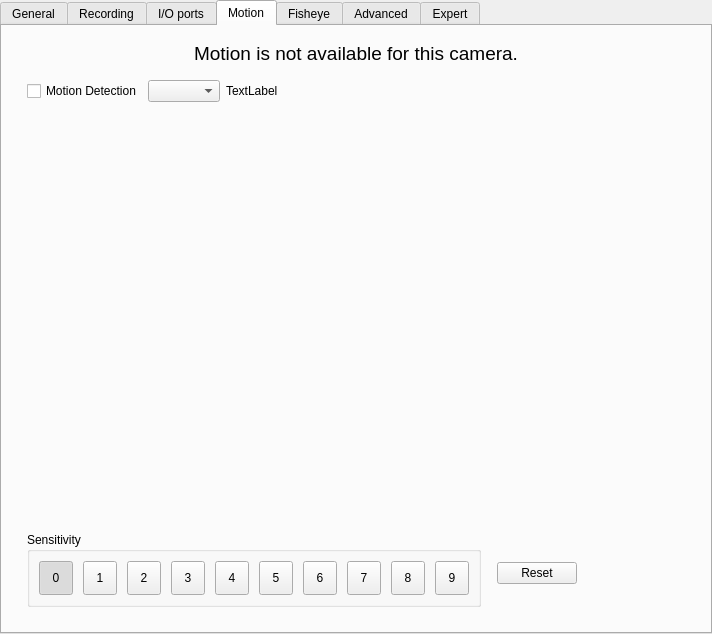
First picture: the form in client/libclient/src/ui/widgets/properties/single_camera_settings_widget.ui, repository networkoptix/nx_open, before the edit.
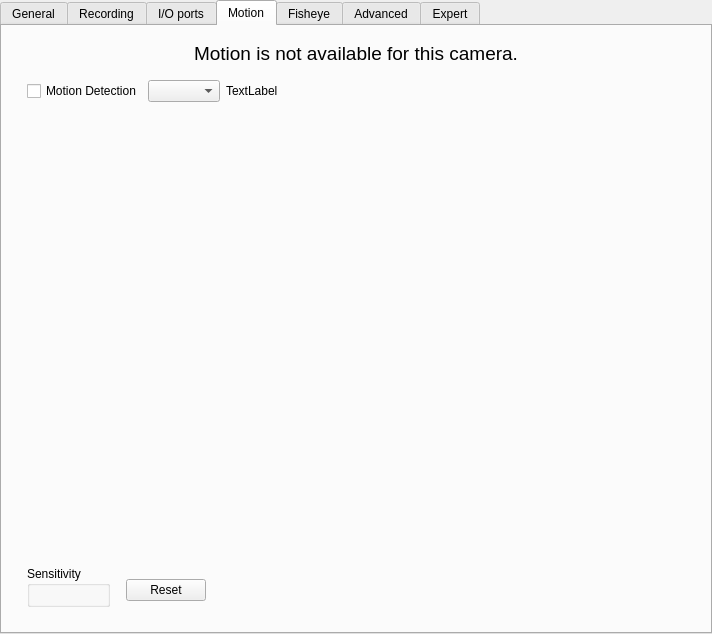
Second picture: the form after the edit. The open tabs and pages were chosen to show the change. Custom widgets are drawn as their Qt base class.

The edit to the form file:
```diff
--- a/client/libclient/src/ui/widgets/properties/single_camera_settings_widget.ui
+++ b/client/libclient/src/ui/widgets/properties/single_camera_settings_widget.ui
@@ -512,169 +512,6 @@
                <property name="spacing">
                 <number>10</number>
                </property>
-               <item>
-                <widget class="QnSelectableButton" name="sensitivityButton0">
-                 <property name="minimumSize">
-                  <size>
-                   <width>34</width>
-                   <height>34</height>
-                  </size>
-                 </property>
-                 <property name="text">
-                  <string>0</string>
-                 </property>
-                 <property name="checkable">
-                  <bool>true</bool>
-                 </property>
-                 <property name="checked">
-                  <bool>true</bool>
-                 </property>
-                </widget>
-               </item>
-               <item>
-                <widget class="QnSelectableButton" name="sensitivityButton1">
-                 <property name="minimumSize">
-                  <size>
-                   <width>34</width>
-                   <height>34</height>
-                  </size>
-                 </property>
-                 <property name="text">
-                  <string>1</string>
-                 </property>
-                 <property name="checkable">
-                  <bool>true</bool>
-                 </property>
-                </widget>
-               </item>
-               <item>
-                <widget class="QnSelectableButton" name="sensitivityButton2">
-                 <property name="minimumSize">
-                  <size>
-                   <width>34</width>
-                   <height>34</height>
-                  </size>
-                 </property>
-                 <property name="text">
-                  <string>2</string>
-                 </property>
-                 <property name="checkable">
-                  <bool>true</bool>
-                 </property>
-                </widget>
-               </item>
-               <item>
-                <widget class="QnSelectableButton" name="sensitivityButton3">
-                 <property name="minimumSize">
-                  <size>
-                   <width>34</width>
-                   <height>34</height>
-                  </size>
-                 </property>
-                 <property name="text">
-                  <string>3</string>
-                 </property>
-                 <property name="checkable">
-                  <bool>true</bool>
-                 </property>
-                </widget>
-               </item>
-               <item>
-                <widget class="QnSelectableButton" name="sensitivityButton4">
-                 <property name="minimumSize">
-                  <size>
-                   <width>34</width>
-                   <height>34</height>
-                  </size>
-                 </property>
-                 <property name="text">
-                  <string>4</string>
-                 </property>
-                 <property name="checkable">
-                  <bool>true</bool>
-                 </property>
-                </widget>
-               </item>
-               <item>
-                <widget class="QnSelectableButton" name="sensitivityButton5">
-                 <property name="minimumSize">
-                  <size>
-                   <width>34</width>
-                   <height>34</height>
-                  </size>
-                 </property>
-                 <property name="text">
-                  <string>5</string>
-                 </property>
-                 <property name="checkable">
-                  <bool>true</bool>
-                 </property>
-                </widget>
-               </item>
-               <item>
-                <widget class="QnSelectableButton" name="sensitivityButton6">
-                 <property name="minimumSize">
-                  <size>
-                   <width>34</width>
-                   <height>34</height>
-                  </size>
-                 </property>
-                 <property name="text">
-                  <string>6</string>
-                 </property>
-                 <property name="checkable">
-                  <bool>true</bool>
-                 </property>
-                </widget>
-               </item>
-               <item>
-                <widget class="QnSelectableButton" name="sensitivityButton7">
-                 <property name="minimumSize">
-                  <size>
-                   <width>34</width>
-                   <height>34</height>
-                  </size>
-                 </property>
-                 <property name="text">
-                  <string>7</string>
-                 </property>
-                 <property name="checkable">
-                  <bool>true</bool>
-                 </property>
-                </widget>
-               </item>
-               <item>
-                <widget class="QnSelectableButton" name="sensitivityButton8">
-                 <property name="minimumSize">
-                  <size>
-                   <width>34</width>
-                   <height>34</height>
-                  </size>
-                 </property>
-                 <property name="text">
-                  <string>8</string>
-                 </property>
-                 <property name="checkable">
-                  <bool>true</bool>
-                 </property>
-                </widget>
-               </item>
-               <item>
-                <widget class="QnSelectableButton" name="sensitivityButton9">
-                 <property name="minimumSize">
-                  <size>
-                   <width>34</width>
-                   <height>34</height>
-                  </size>
-                 </property>
-                 <property name="text">
-                  <string>9</string>
-                 </property>
-                 <property name="checkable">
-                  <bool>true</bool>
-                 </property>
-                </widget>
-               </item>
               </layout>
              </widget>
             </item>
@@ -783,11 +620,6 @@
   </layout>
  </widget>
  <customwidgets>
-  <customwidget>
-   <class>QnSelectableButton</class>
-   <extends>QToolButton</extends>
-   <header location="global">ui/widgets/common/selectable_button.h</header>
-  </customwidget>
   <customwidget>
    <class>QnFisheyeSettingsWidget</class>
    <extends>QWidget</extends>
```
Left out of the diff: 2 changed lines with no effect on the pictures.
